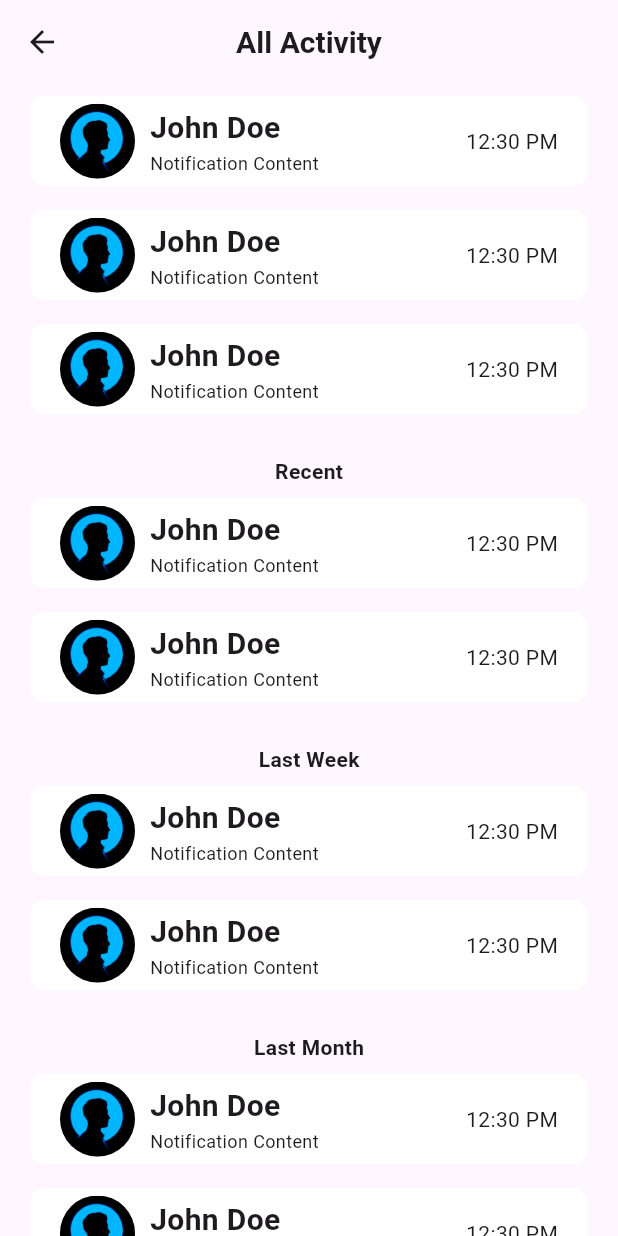
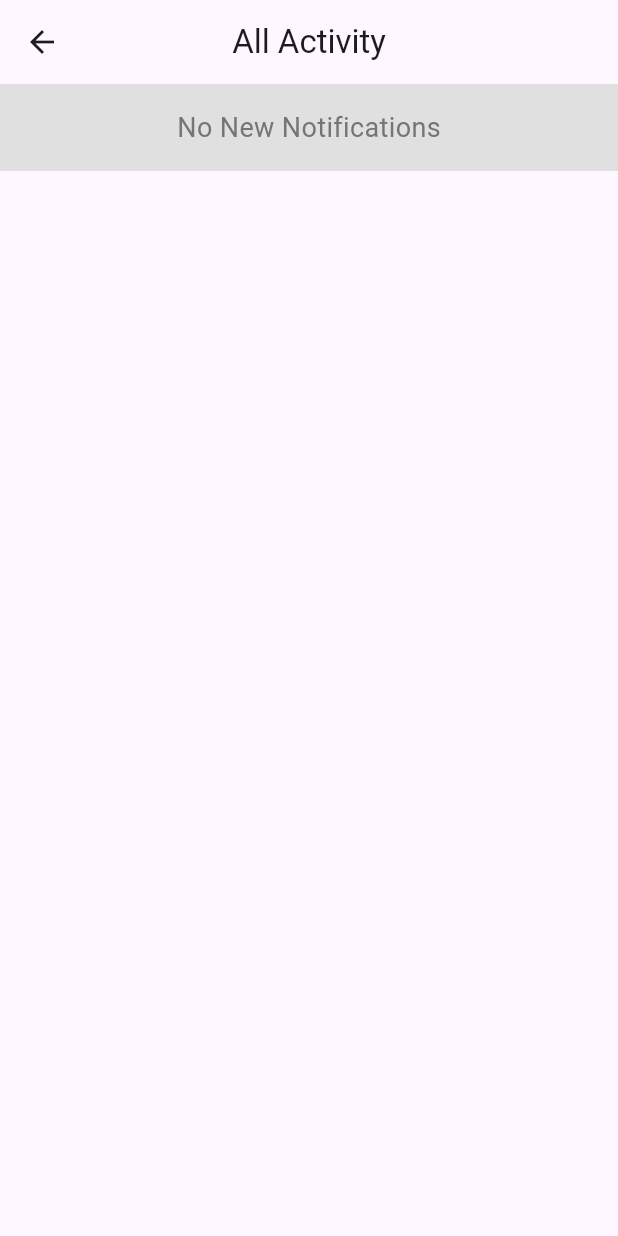
Before and after one commit to zain-mirza-1060/Flutter_Netikash_Live, a Flutter app: the ActivityPage screen opened directly, on a phone screen of 412 x 824 dp. Run offline on Flutter 3.47's test engine with Material 2 defaults, Android fonts, the phone set to English and light mode, and no system bars; our stand-ins replace animated_splash_screen, country_picker, firebase_auth, firebase_core, firebase_database, pinput; missing offline and left inert: flutter_vlc_player, videosdk; accounts and stored records are empty.

Commit message:
Notifications System Implemented

```diff
--- a/backup/Checker.dart
+++ b/backup/Checker.dart
@@ -51,7 +51,7 @@ class Checker extends StatelessWidget{
                     SizedBox(width: 8),
                     ElevatedButton(
                       onPressed: () {
-                        Navigator.push(context, MaterialPageRoute(builder: (context)=> otp_page()));
+                       // Navigator.push(context, MaterialPageRoute(builder: (context)=> otp_page()));
                       },
                       child: Text('OTP Page'),
                     ),
--- a/lib/pages/all_activity023.dart
+++ b/lib/pages/all_activity023.dart
@@ -1,87 +1,118 @@
+import 'dart:async';
+
 import 'package:flutter/material.dart';
+import 'package:firebase_core/firebase_core.dart';
+import 'package:firebase_database/firebase_database.dart';
 
-class ActivityPage extends StatelessWidget {
+class ActivityPage extends StatefulWidget {
+  @override
+  _ActivityPageState createState() => _ActivityPageState();
+}
+
+class _ActivityPageState extends State<ActivityPage> {
+  late DatabaseReference _databaseRef;
+  List<Map<dynamic, dynamic>> notifications = [];
+  bool hasData = false;
+
+  @override
+  void initState() {
+    super.initState();
+    Firebase.initializeApp().then((value) {
+      _databaseRef = FirebaseDatabase.instance.reference().child('notifications');
+      _databaseRef.once().then((DataSnapshot snapshot) {
+        if (snapshot.value != null) {
+          setState(() {
+            notifications = List<Map<dynamic, dynamic>>.from(snapshot.value as List<dynamic>);
+            hasData = true;
+          });
+        } else {
+          setState(() {
+            hasData = false;
+          });
+        }
+      } as FutureOr Function(Object value));
+    });
+  }
+
   @override
   Widget build(BuildContext context) {
     return Scaffold(
       appBar: AppBar(
+        title: Text('All Activity'),
         centerTitle: true,
         leading: IconButton(
           icon: Icon(Icons.arrow_back),
           onPressed: () {
             // Navigator.push(context, MaterialPageRoute(builder: (context)=> Checker()));
-
           },
-        ),
-        title: Text(
-          'All Activity',
-          style: TextStyle(
-            fontWeight: FontWeight.w600,
-            fontSize: 20,
-          ),
         ),
       ),
       body: SingleChildScrollView(
         child: Column(
           children: [
-            all_activity023(),
-            all_activity023(),
-            all_activity023(),
-            SizedBox(height: 20),
-            Text(
-              'Recent',
+            if (hasData)
+              ListView.builder(
+                shrinkWrap: true,
+                physics: NeverScrollableScrollPhysics(),
+                itemCount: notifications.length,
+                itemBuilder: (context, index) {
+                  final notification = notifications[index];
+                  return NotificationCard(
+                    name: 'John Doe',
+                    content: notification['notification_content'],
+                    time: notification['time'],
+                    onDelete: () async {
+                      await _databaseRef.child(notification['serial_number']).remove();
+                      setState(() {
+                        notifications.removeAt(index);
+                      });
+                    },
+                  );
+                },
+              ),
+            if (!hasData)
+              Container(
+                alignment: Alignment.center,
+                padding: EdgeInsets.all(16),
+                color: Colors.grey[300],
+                child: Text(
+                  'No New Notifications',
                   style: TextStyle(
-                fontWeight: FontWeight.w600,
+                    fontSize: 18,
+                    color: Colors.grey[600],
                   ),
                 ),
-            all_activity023(),
-            all_activity023(),
-            SizedBox(height: 20),
-            Text(
-              'Last Week',
-              style: TextStyle(
-                fontWeight: FontWeight.w600,
               ),
-            ),
-            all_activity023(),
-            all_activity023(),
-            SizedBox(height: 20),
-            Text(
-              'Last Month',
-              style: TextStyle(
-                fontWeight: FontWeight.w600,
-              ),
-            ),
-            all_activity023(),
-            all_activity023(),
           ],
         ),
       ),
     );
   }
 }
-class all_activity023 extends StatefulWidget {
-  @override
-  _NotificationCardState createState() => _NotificationCardState();
-}
 
-class _NotificationCardState extends State<all_activity023> {
-  bool isSwipeVisible = false;
+class NotificationCard extends StatelessWidget {
+  final String name;
+  final String content;
+  final String time;
+  final VoidCallback onDelete;
+
+  const NotificationCard({
+    required this.name,
+    required this.content,
+    required this.time,
+    required this.onDelete,
+  });
 
   @override
   Widget build(BuildContext context) {
     return GestureDetector(
       onTap: () {
-        if (20==20) {
-          setState(() {
-            isSwipeVisible = !isSwipeVisible;
-          });
+        if (20 == 20) {
+          // Add your logic here
         }
       },
       onHorizontalDragEnd: (_) {
-        setState(() {
-          isSwipeVisible = false;
-        });
+        // Add your logic here
       },
       child: Stack(
         children: [
@@ -105,14 +136,14 @@ class _NotificationCardState extends State<all_activity023> {
                   mainAxisAlignment: MainAxisAlignment.center,
                   children: [
                     Text(
-                      'John Doe',
+                      name,
                       style: TextStyle(
                         fontSize: 20,
                         fontWeight: FontWeight.w600,
                       ),
                     ),
                     Text(
-                      'Notification Content',
+                      content,
                       style: TextStyle(
                         fontSize: 12,
                         fontWeight: FontWeight.w400,
@@ -122,12 +153,11 @@ class _NotificationCardState extends State<all_activity023> {
                 ),
                 Spacer(),
                 Text(
-                  '12:30 PM',
+                  time,
                 ),
               ],
             ),
           ),
-          if (isSwipeVisible)
           Positioned(
             right: 0,
             top: 0,
@@ -146,9 +176,7 @@ class _NotificationCardState extends State<all_activity023> {
                   Icons.delete,
                   color: Colors.white,
                 ),
-                  onPressed: () {
-                    // Perform delete action
-                  },
+                onPressed: onDelete,
               ),
             ),
           ),
--- a/lib/pages/bottom_nav.dart
+++ b/lib/pages/bottom_nav.dart
@@ -31,7 +31,7 @@ class BottomNavState extends State<BottomNav> {
       const CategoryPage(),
        streamer_profiles011(),
        my_order036(),
-       ActivityPage(),
+      ActivityPage(),
 
     ];
     return Scaffold(
--- a/pubspec.yaml
+++ b/pubspec.yaml
@@ -47,6 +47,7 @@ dependencies:
   shared_preferences: ^2.2.0
   country_picker: ^2.0.20
   pinput: ^2.2.31
+  firebase_database: ^10.2.3
 
 dev_dependencies:
   flutter_test:
```
Also changed, not shown: pubspec.lock, 2 other files. Lines whose indentation alone changed are shown as unchanged.
